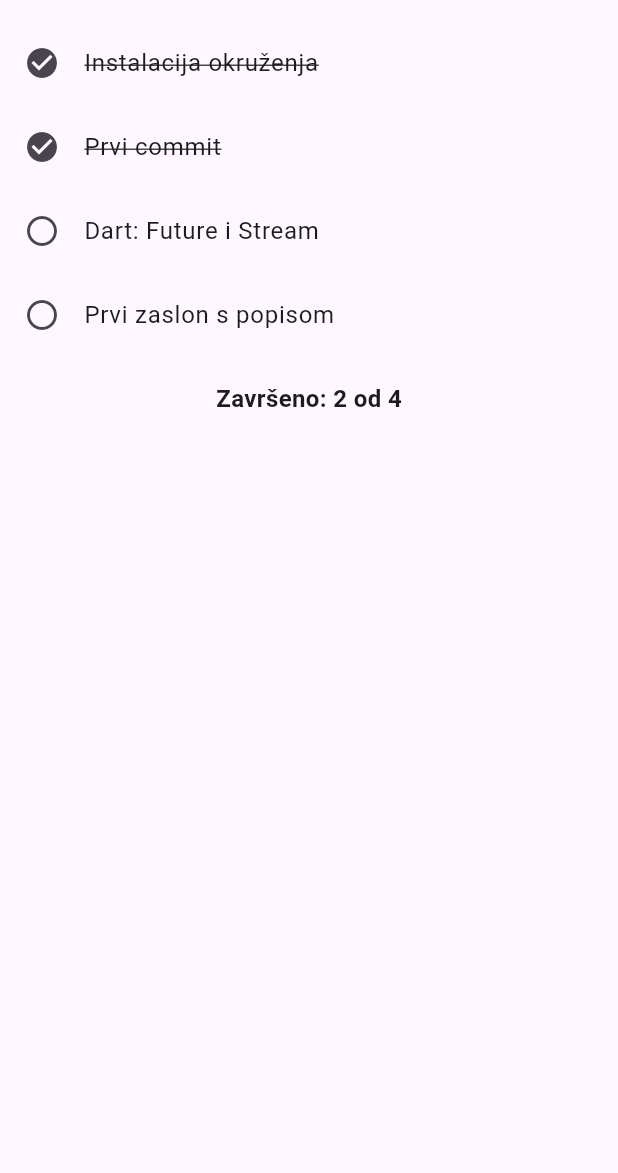
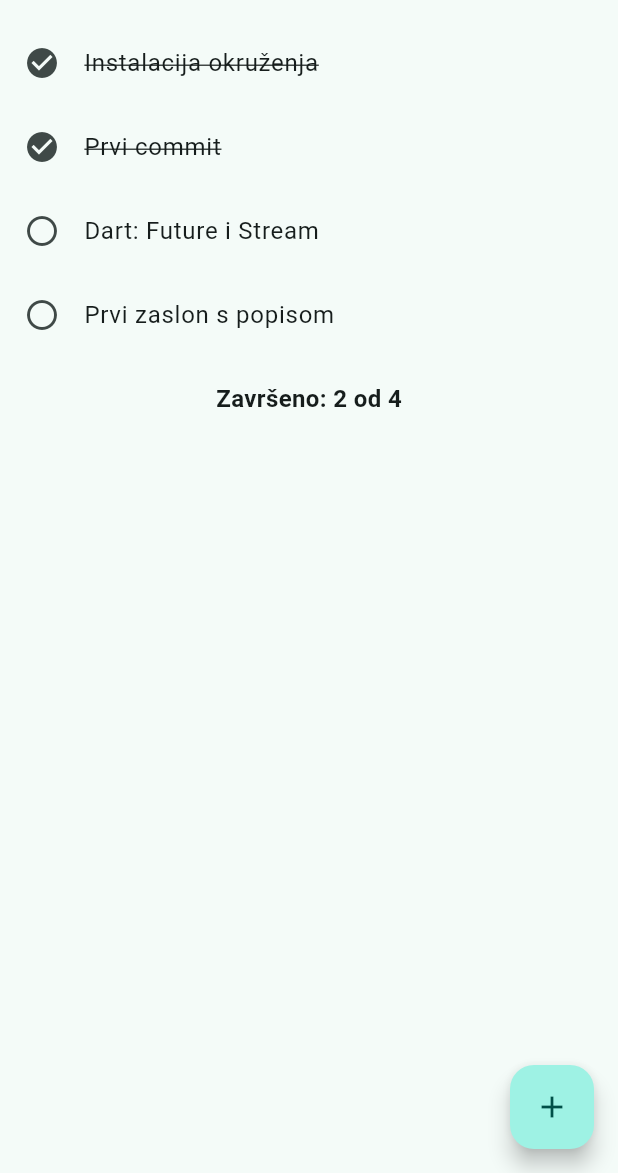
Before and after one commit to DraganArapovic/NRAMU, a Flutter app: the screen it shows after launch, on a phone screen of 412 x 824 dp, the part 63-1236 px from its top. Run offline on Flutter 3.47's test engine with Material 3 defaults, Android fonts, the phone set to English and light mode, and no system bars.

Commit message:
Forma s validacijom

```diff
--- a/prva_aplikacija/zadatci_app/zadatci_app/lib/main.dart
+++ b/prva_aplikacija/zadatci_app/zadatci_app/lib/main.dart
@@ -7,16 +7,20 @@ void main() => runApp(const ZadatciApp());
 
 class ZadatciApp extends StatelessWidget {
  const ZadatciApp({super.key});
-
  @override
  Widget build(BuildContext context) {
- return const MaterialApp(
+ return MaterialApp(
  debugShowCheckedModeBanner: false,
  title: 'Zadatci',
- home: ZadatciEkran(),
+ theme: ThemeData(
+ colorScheme: ColorScheme.fromSeed(seedColor: Colors.teal),
+ useMaterial3: true,
+ ),
+ home: const ZadatciEkran(),
  );
  }
 }
+
 
 class ZadatciEkran extends StatefulWidget {
  const ZadatciEkran({super.key});
@@ -57,6 +61,11 @@ class _ZadatciEkranState extends State<ZadatciEkran> {
  Widget build(BuildContext context) {
  return Scaffold(
  appBar: AppBar(title: const Text('Zadatci')),
+ floatingActionButton: FloatingActionButton(
+ onPressed: () {},
+ tooltip: 'Novi zadatak',
+ child: const Icon(Icons.add),
+),
  body: FutureBuilder<List<Zadatak>>(
  future: _buduci,
  builder: (context, snap) {
```
Also changed, not shown: prva_aplikacija/zadatci_app/zadatci_app/lib/forma_ekran.dart (added, +76 -0 lines).
